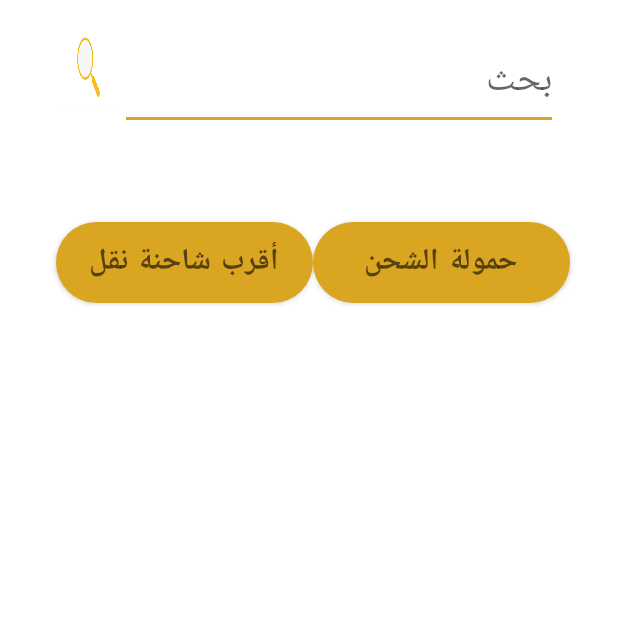
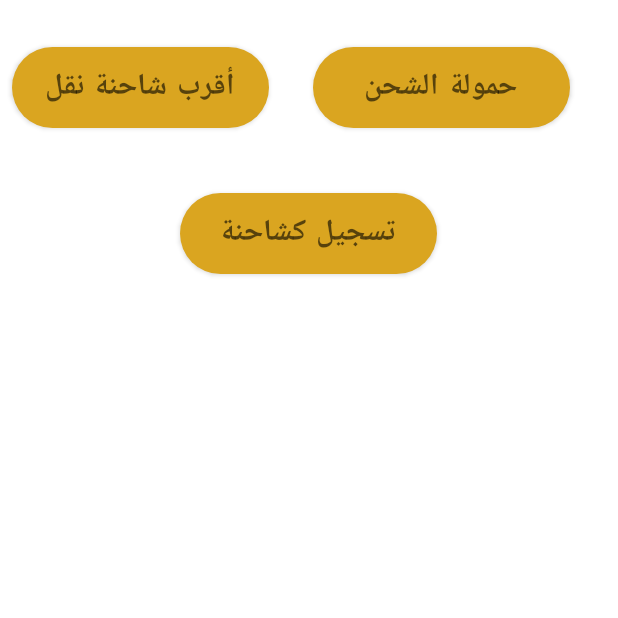
Before and after one commit to SheerenAyesh/Graguate_Project, an Android app: the truck screen opened directly, with no data from a screen before it, on a phone screen of 412 x 824 dp, the top half of it. Run offline under Robolectric (Android 15) with nearby library versions, the phone set to English and light mode, and no system bars.

Commit message:
allah yakhodny

```diff
--- a/app/src/main/AndroidManifest.xml
+++ b/app/src/main/AndroidManifest.xml
@@ -5,8 +5,6 @@
     <uses-permission android:name="android.permission.INTERNET" />
     <uses-permission android:name="android.permission.ACCESS_FINE_LOCATION" />
     <uses-permission android:name="android.permission. ACCESS_COARSE_LOCATION" />
-
-
     <uses-permission android:name="android.permission.ACCESS_COARSE_LOCATION" />
 
     <application
@@ -17,6 +15,9 @@
         android:supportsRtl="true"
         android:theme="@style/Theme.Graduation_project"
         android:usesCleartextTraffic="true">
+        <activity
+            android:name=".truckaccount"
+            android:exported="true" />
         <activity
             android:name=".mecaccount"
             android:exported="true" />
--- a/app/src/main/java/com/example/graduation_project/homepagestore.java
+++ b/app/src/main/java/com/example/graduation_project/homepagestore.java
@@ -29,6 +29,10 @@ String store;
     }
 
     public void truck(View view) {
+        Intent intent = new Intent(this ,truck.class);
+        intent.putExtra("username",store);
+        startActivity(intent);
+
     }
 
     public void searchPart(View view) {
--- a/app/src/main/java/com/example/graduation_project/truck.java
+++ b/app/src/main/java/com/example/graduation_project/truck.java
@@ -2,13 +2,29 @@ package com.example.graduation_project;
 
 import androidx.appcompat.app.AppCompatActivity;
 
+import android.content.Intent;
 import android.os.Bundle;
+import android.view.View;
 
 public class truck extends AppCompatActivity {
-
+String username;
     @Override
     protected void onCreate(Bundle savedInstanceState) {
         super.onCreate(savedInstanceState);
         setContentView(R.layout.activity_truck);
+        Intent intent = getIntent();
+        username = intent.getStringExtra("username");
+    }
+
+    public void weight(View view) {
+    }
+
+    public void nearest(View view) {
+    }
+
+    public void truuck(View view) {
+        Intent intent = new Intent(this ,truckaccount.class);
+        intent.putExtra("username",username);
+        startActivity(intent);
     }
 }
--- a/app/src/main/res/layout/activity_truck.xml
+++ b/app/src/main/res/layout/activity_truck.xml
@@ -7,39 +7,39 @@
     android:layout_height="match_parent"
     tools:context=".truck">
 
-    <LinearLayout
-        android:layout_width="wrap_content"
-        android:layout_height="wrap_content"
-        tools:layout_editor_absoluteX="0dp"
-        tools:layout_editor_absoluteY="7dp"
-        tools:ignore="MissingConstraints">
+<!--    <LinearLayout-->
+<!--        android:layout_width="wrap_content"-->
+<!--        android:layout_height="wrap_content"-->
+<!--        tools:layout_editor_absoluteX="0dp"-->
+<!--        tools:layout_editor_absoluteY="7dp"-->
+<!--        tools:ignore="MissingConstraints">-->
 
-        <RelativeLayout
-            android:layout_width="wrap_content"
-            android:layout_height="70dp"
-            android:layout_marginLeft="40dp"
-            android:layout_marginTop="20dp"
-            android:layout_marginRight="40dp"
-            android:layout_marginBottom="20dp"
-            android:background="@color/white"
-            >
+<!--        <RelativeLayout-->
+<!--            android:layout_width="wrap_content"-->
+<!--            android:layout_height="70dp"-->
+<!--            android:layout_marginLeft="40dp"-->
+<!--            android:layout_marginTop="20dp"-->
+<!--            android:layout_marginRight="40dp"-->
+<!--            android:layout_marginBottom="20dp"-->
+<!--            android:background="@color/white"-->
+<!--            >-->
 
-            <EditText
-                android:layout_width="380dp"
-                android:layout_height="wrap_content"
-                android:layout_centerVertical="true"
-                android:layout_marginLeft="40dp"
-                android:hint="بحث"
-                android:textSize="25dp" />
+<!--            <EditText-->
+<!--                android:layout_width="380dp"-->
+<!--                android:layout_height="wrap_content"-->
+<!--                android:layout_centerVertical="true"-->
+<!--                android:layout_marginLeft="40dp"-->
+<!--                android:hint="بحث"-->
+<!--                android:textSize="25dp" />-->
 
-            <ImageButton
-                android:layout_width="80dp"
-                android:layout_height="80dp"
-                android:layout_alignParentRight="true"
-                android:layout_marginRight="294dp"
-                android:background="@drawable/sss" />
-        </RelativeLayout>
-    </LinearLayout>
+<!--            <ImageButton-->
+<!--                android:layout_width="80dp"-->
+<!--                android:layout_height="80dp"-->
+<!--                android:layout_alignParentRight="true"-->
+<!--                android:layout_marginRight="294dp"-->
+<!--                android:background="@drawable/sss" />-->
+<!--        </RelativeLayout>-->
+<!--    </LinearLayout>-->
 
     <Button
         android:id="@+id/button2"
@@ -56,10 +56,34 @@
         android:textStyle="bold"
         app:layout_constraintBottom_toBottomOf="parent"
         app:layout_constraintEnd_toEndOf="parent"
-        app:layout_constraintHorizontal_bias="0.125"
+        app:layout_constraintHorizontal_bias="0.0"
         app:layout_constraintStart_toStartOf="parent"
         app:layout_constraintTop_toTopOf="parent"
-        app:layout_constraintVertical_bias="0.186"
+        app:layout_constraintVertical_bias="0.031"
+        tools:ignore="MissingConstraints,OnClick"
+        android:onClick="nearest"
+        />
+
+
+    <Button
+        android:layout_width="171dp"
+        android:layout_height="54dp"
+        android:layout_marginStart="8dp"
+        android:layout_marginTop="120dp"
+        android:layout_marginBottom="8dp"
+        android:background="@drawable/shap"
+        android:hint="تسجيل كشاحنة للنقل  "
+        android:onClick="truuck"
+        android:shadowColor="@color/white"
+        android:textColor="@color/black"
+        android:textSize="20dp"
+        android:textStyle="bold"
+        app:layout_constraintBottom_toBottomOf="parent"
+        app:layout_constraintEnd_toEndOf="parent"
+        app:layout_constraintHorizontal_bias="0.482"
+        app:layout_constraintStart_toStartOf="parent"
+        app:layout_constraintTop_toTopOf="parent"
+        app:layout_constraintVertical_bias="0.014"
         tools:ignore="MissingConstraints" />
 
     <Button
@@ -80,6 +104,7 @@
         app:layout_constraintStart_toStartOf="parent"
         app:layout_constraintTop_toTopOf="@+id/button2"
         app:layout_constraintVertical_bias="0.0"
-        tools:ignore="MissingConstraints" />
+        tools:ignore="MissingConstraints"
+        android:onClick="weight"/>
 
 </androidx.constraintlayout.widget.ConstraintLayout>
```
Also changed, not shown: app/src/main/java/com/example/graduation_project/truckaccount.java (added, +277 -0 lines), app/src/main/res/layout/activity_truckaccount.xml (added, +95 -0 lines).
